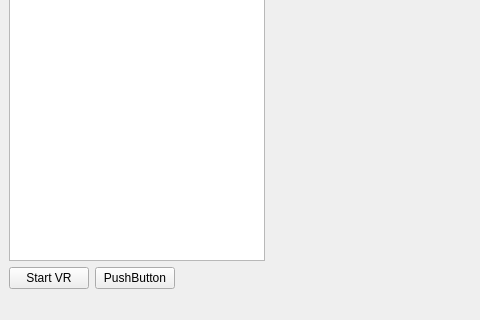
Old version of the form testProject/mainwindow.ui in the repository izzyzandi/2022_GROUP_5; both pictures show x 0 to 480 and y 280 to 600 of the 797 by 600 pixel window.
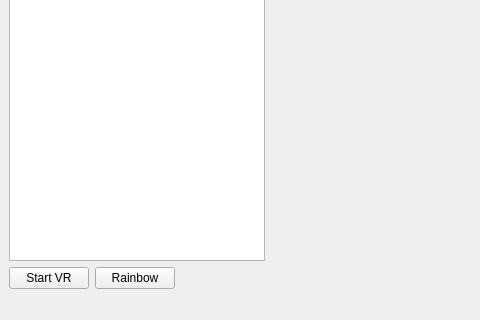
New version of the form. Icons and pictures are not drawn. Custom widgets are drawn as their Qt base class.

Commit message: rainbow button created and functional

```diff
--- a/testProject/mainwindow.ui
+++ b/testProject/mainwindow.ui
@@ -57,7 +57,7 @@
       <item>
        <widget class="QPushButton" name="pushButton_2">
         <property name="text">
-         <string>PushButton</string>
+         <string>Rainbow</string>
         </property>
        </widget>
       </item>
```
Left out of the diff: 8 changed lines with no effect on the pictures. The commit also changes 2 other files.
